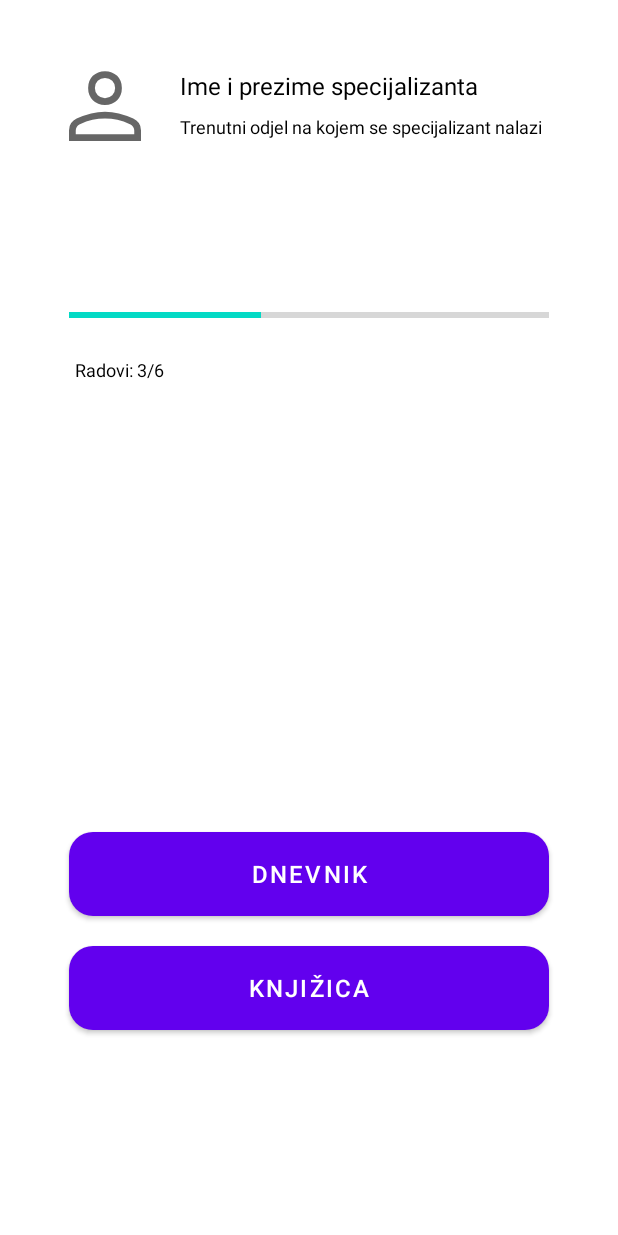
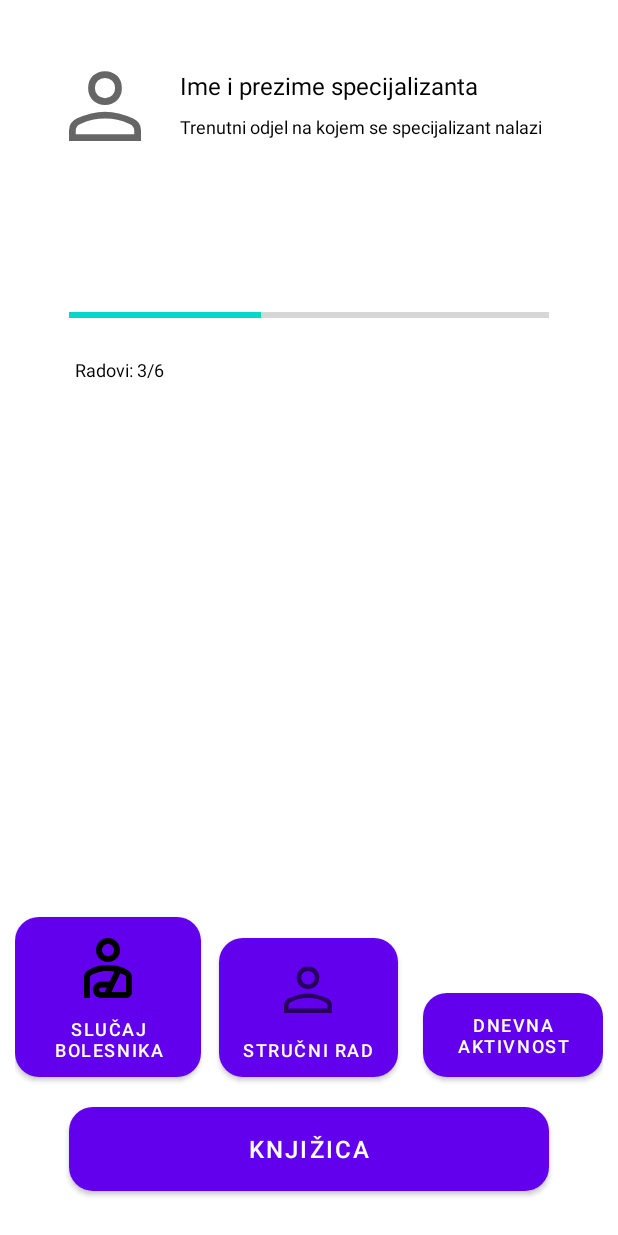
Before and after one commit to AIR-FOI-HR/AIR2211, an Android app: the layout mentor_pracenje_specijalizacije.xml on its own in the app's theme, with its tools: preview values and no code run, on a phone screen of 412 x 824 dp. Run offline under Robolectric (Android 15) with nearby library versions, the phone set to English and light mode, and no system bars.

Commit message:
- Napravljena funkcionalnost praćenja specijalizanata - Napravljena navigacija za slučaj bolesnika

```diff
--- /dev/null
+++ b/Frontend/app/src/main/res/drawable/ic_outline_personal_injury_24.xml
@@ -0,0 +1,5 @@
+<vector android:height="48dp" android:tint="#000000"
+    android:viewportHeight="24" android:viewportWidth="24"
+    android:width="48dp" xmlns:android="http://schemas.android.com/apk/res/android">
+    <path android:fillColor="@android:color/white" android:pathData="M12,10c2.21,0 4,-1.79 4,-4c0,-2.21 -1.79,-4 -4,-4S8,3.79 8,6C8,8.21 9.79,10 12,10zM12,4c1.1,0 2,0.9 2,2c0,1.1 -0.9,2 -2,2s-2,-0.9 -2,-2C10,4.9 10.9,4 12,4zM18.39,12.56C16.71,11.7 14.53,11 12,11c-2.53,0 -4.71,0.7 -6.39,1.56C4.61,13.07 4,14.1 4,15.22V22h2v-6.78c0,-0.38 0.2,-0.72 0.52,-0.88C7.71,13.73 9.63,13 12,13c0.76,0 1.47,0.07 2.13,0.2l-1.55,3.3H9.75C8.23,16.5 7,17.73 7,19.25C7,20.77 8.23,22 9.75,22h2.18H18c1.1,0 2,-0.9 2,-2v-4.78C20,14.1 19.39,13.07 18.39,12.56zM10.94,20H9.75C9.34,20 9,19.66 9,19.25c0,-0.41 0.34,-0.75 0.75,-0.75h1.89L10.94,20zM18,20h-4.85l2.94,-6.27c0.54,0.2 1.01,0.41 1.4,0.61C17.8,14.5 18,14.84 18,15.22V20z"/>
+</vector>
--- a/Frontend/app/src/main/res/layout/mentor_pracenje_specijalizacije.xml
+++ b/Frontend/app/src/main/res/layout/mentor_pracenje_specijalizacije.xml
@@ -65,31 +65,59 @@
             android:textColor="@color/black"
             android:textSize="12sp"/>
 
+
         <Button
-            android:id="@+id/eDnevnikGumb"
-            android:layout_width="320dp"
+            android:id="@+id/strucniRad"
+            android:layout_width="wrap_content"
+            android:layout_height="wrap_content"
+            android:layout_centerHorizontal="true"
+            android:layout_above="@id/knjizicaGumb"
+            android:background="@drawable/rounded_corner"
+            android:text="@string/strucniRad"
+            android:textSize="12sp"
+            android:elevation="10dp"
+            android:drawableTop="@drawable/person_48px"
+            />
+
+        <Button
+            android:id="@+id/dnevnaAktivnost"
+            android:layout_width="120dp"
             android:layout_height="56dp"
-            android:layout_centerHorizontal="true"
-            android:layout_below="@+id/spcecijalizantNapredakRadovi"
-            android:layout_marginTop="300dp"
+            android:layout_above="@id/knjizicaGumb"
+            android:layout_alignParentEnd="true"
             android:background="@drawable/rounded_corner"
-            android:text="@string/dnevnik"
-            android:textSize="16sp"
+            android:text="@string/dnevnaAktivnost"
+            android:textSize="12sp"
             android:elevation="10dp"
             />
+
+        <Button
+            android:id="@+id/slucajBolesnika"
+            android:layout_width="wrap_content"
+            android:layout_height="wrap_content"
+            android:layout_above="@id/knjizicaGumb"
+            android:layout_alignParentStart="true"
+            android:layout_marginEnd="12dp"
+            android:layout_toStartOf="@+id/strucniRad"
+            android:background="@drawable/rounded_corner"
+            android:drawableTop="@drawable/ic_outline_personal_injury_24"
+            android:elevation="10dp"
+            android:text="@string/slucajBolesnika"
+            android:textSize="12sp" />
+
 
         <Button
             android:id="@+id/knjizicaGumb"
             android:layout_width="320dp"
             android:layout_height="56dp"
+            android:layout_alignParentBottom="true"
             android:layout_centerHorizontal="true"
-            android:layout_below="@+id/eDnevnikGumb"
             android:layout_marginTop="20dp"
+            android:layout_marginBottom="20dp"
             android:background="@drawable/rounded_corner"
+            android:elevation="10dp"
             android:text="@string/knjizica"
-            android:textSize="16sp"
-            android:elevation="10dp"
-            />
+            android:textSize="16sp" />
 
     </RelativeLayout>
 
--- a/Frontend/app/src/main/res/values/strings.xml
+++ b/Frontend/app/src/main/res/values/strings.xml
@@ -21,4 +21,7 @@
     <string name="labelVrstaSpecijalizacije">Vrsta specijalizacije</string>
     <string name="odjava">Odjavi se</string>
     <string name="promjeniLozinku">Promijeni lozinku</string>
+    <string name="strucniRad">Stručni rad</string>
+    <string name="dnevnaAktivnost">Dnevna aktivnost</string>
+    <string name="slucajBolesnika">Slučaj bolesnika</string>
 </resources>
--- a/Frontend/core/src/main/java/com/example/core/entities/Specijalizant.kt
+++ b/Frontend/core/src/main/java/com/example/core/entities/Specijalizant.kt
@@ -15,7 +15,7 @@ API:
 */
 
 data class Specijalizant (
-    @SerializedName("id_specijalizant")
+    @SerializedName("idSpecijalizant")
     var id_specijalizant : Int? = null,
 
     @SerializedName("ime")
```
Also changed, not shown: Frontend/app/src/main/java/hr/foi/air/ednevnik/MainActivity.kt (+0 -8 lines), Frontend/app/src/main/java/hr/foi/air/ednevnik/fragment/PracenjeSpecijalizantaFragment.kt (+22 -2 lines), Frontend/app/src/main/java/hr/foi/air/ednevnik/fragment/SlucajeviBolesnikaFragment.kt (added, +53 -0 lines), Frontend/app/src/main/java/hr/foi/air/ednevnik/fragment/SpecijalizantiFragment.kt (+12 -18 lines), Frontend/app/src/main/java/hr/foi/air/ednevnik/fragment/SviSpecijalizantiFragment.kt (+4 -4 lines), Frontend/app/src/main/java/hr/foi/air/ednevnik/recyclerview_adapters/SlucajeviBolesnikaAdapter.kt (added, +44 -0 lines), Frontend/app/src/main/java/hr/foi/air/ednevnik/recyclerview_adapters/SpecijalizantAdapter.kt (renamed from Frontend/app/src/main/java/hr/foi/air/ednevnik/specijalizanti_recyclerview/SpecijalizantAdapter.kt, +9 -5 lines), Frontend/app/src/main/res/navigation/nav_main.xml (+28 -2 lines), Frontend/core/src/main/java/com/example/core/entities/SlucajBolesnika.kt (added, +35 -0 lines), Frontend/core/src/main/java/com/example/core/entities/Specijalizacija.kt (added, +48 -0 lines), Frontend/ws/src/main/java/com/example/ws/SlucajeviBolesnikaBySpecijalizacijaIdApi.kt (added, +11 -0 lines), Frontend/ws/src/main/java/com/example/ws/SpecijalizacijaBySpecijalizantApi.kt (added, +12 -0 lines), Frontend/ws/src/main/java/com/example/ws/WebServis.kt (renamed from Frontend/ws/src/main/java/com/example/ws/SpecijalizantiWebServis.kt, +65 -1 lines).
